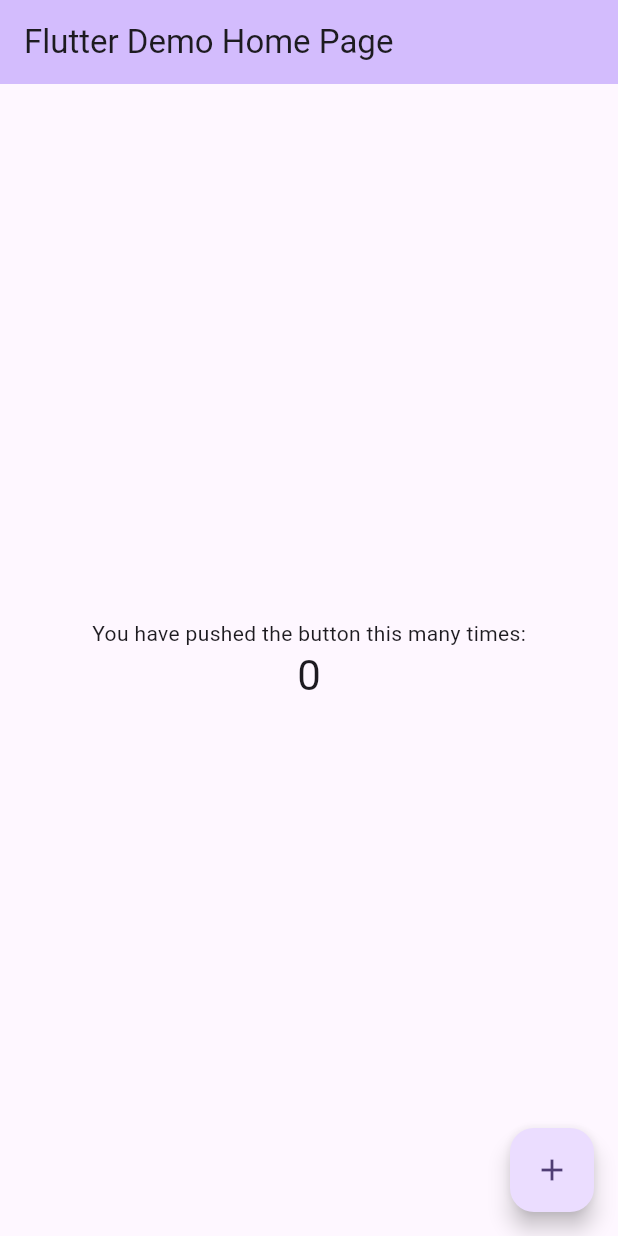
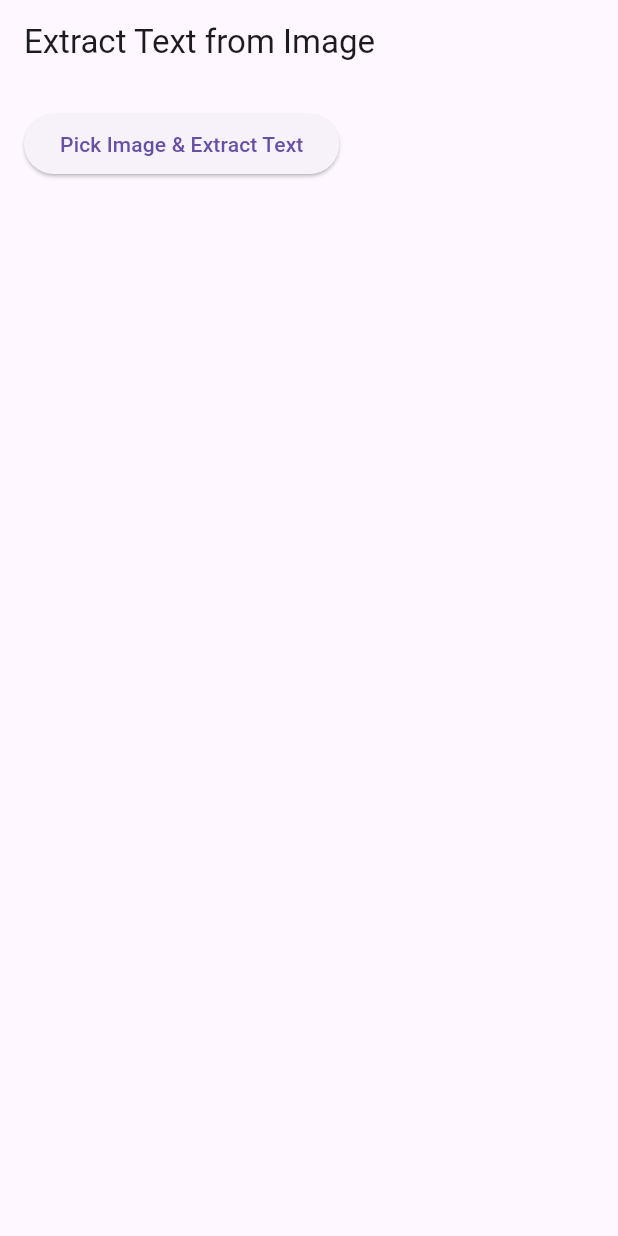
Before and after one commit to Arshad-ullah/flutter-devops, a Flutter app: the screen it shows after launch, on a phone screen of 412 x 824 dp. Run offline on Flutter 3.47's test engine with Material 3 defaults, Android fonts, the phone set to English and light mode, and no system bars; our stand-ins replace image_picker; missing offline and left inert: google_mlkit_text_recognition.

```diff
--- a/lib/main.dart
+++ b/lib/main.dart
@@ -1,121 +1,125 @@
+import 'dart:io';
+
 import 'package:flutter/material.dart';
+import 'package:google_mlkit_text_recognition/google_mlkit_text_recognition.dart';
+import 'package:image_picker/image_picker.dart';
 
-void main() {
-  runApp(const MyApp());
-}
+void main() => runApp(const MyApp());
 
 class MyApp extends StatelessWidget {
   const MyApp({super.key});
 
-  // This widget is the root of your application.
   @override
   Widget build(BuildContext context) {
-    return MaterialApp(
-      title: 'Flutter Demo',
-      theme: ThemeData(
-        // This is the theme of your application.
-        //
-        // TRY THIS: Try running your application with "flutter run". You'll see
-        // the application has a purple toolbar. Then, without quitting the app,
-        // try changing the seedColor in the colorScheme below to Colors.green
-        // and then invoke "hot reload" (save your changes or press the "hot
-        // reload" button in a Flutter-supported IDE, or press "r" if you used
-        // the command line to start the app).
-        //
-        // Notice that the counter didn't reset back to zero; the application
-        // state is not lost during the reload. To reset the state, use hot
-        // restart instead.
-        //
-        // This works for code too, not just values: Most code changes can be
-        // tested with just a hot reload.
-        colorScheme: .fromSeed(seedColor: Colors.deepPurple),
-      ),
-      home: const MyHomePage(title: 'Flutter Demo Home Page'),
-    );
+    return const MaterialApp(home: TextExtractScreen());
   }
 }
 
-class MyHomePage extends StatefulWidget {
-  const MyHomePage({super.key, required this.title});
-
-  // This widget is the home page of your application. It is stateful, meaning
-  // that it has a State object (defined below) that contains fields that affect
-  // how it looks.
-
-  // This class is the configuration for the state. It holds the values (in this
-  // case the title) provided by the parent (in this case the App widget) and
-  // used by the build method of the State. Fields in a Widget subclass are
-  // always marked "final".
-
-  final String title;
+class TextExtractScreen extends StatefulWidget {
+  const TextExtractScreen({super.key});
 
   @override
-  State<MyHomePage> createState() => _MyHomePageState();
+  State<TextExtractScreen> createState() => _TextExtractScreenState();
 }
 
-class _MyHomePageState extends State<MyHomePage> {
-  int _counter = 0;
+class _TextExtractScreenState extends State<TextExtractScreen> {
+  File? _imageFile;
+  String? _pickedText;
+  bool _loading = false;
 
-  void _incrementCounter() {
+  Future<void> _pickImageAndExtract() async {
+    final picker = ImagePicker();
+    final pickedFile = await picker.pickImage(source: ImageSource.gallery);
+    // use ImageSource.camera if you want the camera instead
+
+    if (pickedFile == null) return;
+
     setState(() {
-      // This call to setState tells the Flutter framework that something has
-      // changed in this State, which causes it to rerun the build method below
-      // so that the display can reflect the updated values. If we changed
-      // _counter without calling setState(), then the build method would not be
-      // called again, and so nothing would appear to happen.
-      _counter++;
+      _imageFile = File(pickedFile.path);
+      _loading = true;
+      _pickedText = null;
     });
+
+    final lines = await _extractLines(pickedFile.path);
+
+    setState(() => _loading = false);
+
+    if (lines.isEmpty) {
+      if (!mounted) return;
+      ScaffoldMessenger.of(
+        context,
+      ).showSnackBar(const SnackBar(content: Text('No text found in image')));
+      return;
+    }
+
+    if (!mounted) return;
+    final selected = await _showTextPickerDialog(lines);
+
+    if (selected != null) {
+      setState(() => _pickedText = selected);
+    }
+  }
+
+  Future<List<String>> _extractLines(String imagePath) async {
+    final inputImage = InputImage.fromFilePath(imagePath);
+    final recognizer = TextRecognizer(script: TextRecognitionScript.latin);
+
+    final result = await recognizer.processImage(inputImage);
+    recognizer.close();
+
+    List<String> lines = [];
+    for (var block in result.blocks) {
+      for (var line in block.lines) {
+        lines.add(line.text);
+      }
+    }
+    return lines;
+  }
+
+  Future<String?> _showTextPickerDialog(List<String> lines) {
+    return showDialog<String>(
+      context: context,
+      builder: (context) => SimpleDialog(
+        title: const Text('Select text'),
+        children: lines.map((text) {
+          return SimpleDialogOption(
+            onPressed: () => Navigator.pop(context, text),
+            child: Text(text),
+          );
+        }).toList(),
+      ),
+    );
   }
 
   @override
   Widget build(BuildContext context) {
-    // This method is rerun every time setState is called, for instance as done
-    // by the _incrementCounter method above.
-    //
-    // The Flutter framework has been optimized to make rerunning build methods
-    // fast, so that you can just rebuild anything that needs updating rather
-    // than having to individually change instances of widgets.
     return Scaffold(
-      appBar: AppBar(
-        // TRY THIS: Try changing the color here to a specific color (to
-        // Colors.amber, perhaps?) and trigger a hot reload to see the AppBar
-        // change color while the other colors stay the same.
-        backgroundColor: Theme.of(context).colorScheme.inversePrimary,
-        // Here we take the value from the MyHomePage object that was created by
-        // the App.build method, and use it to set our appbar title.
-        title: Text(widget.title),
-      ),
-      body: Center(
-        // Center is a layout widget. It takes a single child and positions it
-        // in the middle of the parent.
+      appBar: AppBar(title: const Text('Extract Text from Image')),
+      body: Padding(
+        padding: const EdgeInsets.all(16),
         child: Column(
-          // Column is also a layout widget. It takes a list of children and
-          // arranges them vertically. By default, it sizes itself to fit its
-          // children horizontally, and tries to be as tall as its parent.
-          //
-          // Column has various properties to control how it sizes itself and
-          // how it positions its children. Here we use mainAxisAlignment to
-          // center the children vertically; the main axis here is the vertical
-          // axis because Columns are vertical (the cross axis would be
-          // horizontal).
-          //
-          // TRY THIS: Invoke "debug painting" (choose the "Toggle Debug Paint"
-          // action in the IDE, or press "p" in the console), to see the
-          // wireframe for each widget.
-          mainAxisAlignment: .center,
           children: [
-            const Text('You have pushed the button this many times:'),
-            Text(
-              '$_counter',
-              style: Theme.of(context).textTheme.headlineMedium,
+            ElevatedButton(
+              onPressed: _loading ? null : _pickImageAndExtract,
+              child: Text(
+                _loading ? 'Processing...' : 'Pick Image & Extract Text',
+              ),
             ),
+            const SizedBox(height: 16),
+            if (_imageFile != null) Image.file(_imageFile!, height: 200),
+            const SizedBox(height: 16),
+            if (_pickedText != null)
+              Card(
+                child: Padding(
+                  padding: const EdgeInsets.all(12),
+                  child: Text(
+                    'Picked text:\n$_pickedText',
+                    style: const TextStyle(fontSize: 16),
+                  ),
+                ),
+              ),
           ],
         ),
-      ),
-      floatingActionButton: FloatingActionButton(
-        onPressed: _incrementCounter,
-        tooltip: 'Increment',
-        child: const Icon(Icons.add),
       ),
     );
   }
--- a/pubspec.yaml
+++ b/pubspec.yaml
@@ -34,6 +34,8 @@ dependencies:
   # The following adds the Cupertino Icons font to your application.
   # Use with the CupertinoIcons class for iOS style icons.
   cupertino_icons: ^1.0.8
+  google_mlkit_text_recognition: ^0.17.1
+  image_picker: ^1.0.0
 
 dev_dependencies:
   flutter_test:
```
Also changed, not shown: pubspec.lock, 5 other files.
